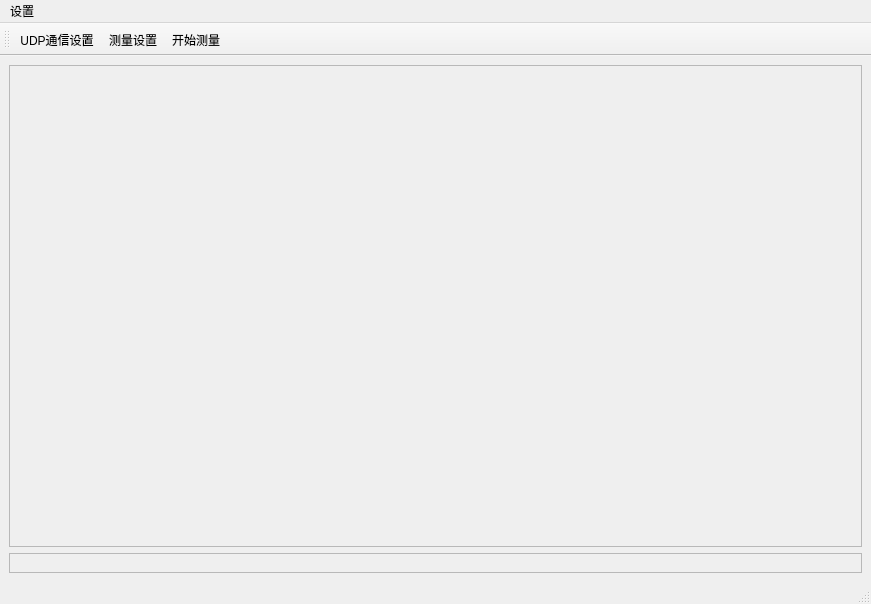
ChunHui-Li524/plotting, file src/app/main_window/view/ui/MyMainWindow.ui: the form before one commit.
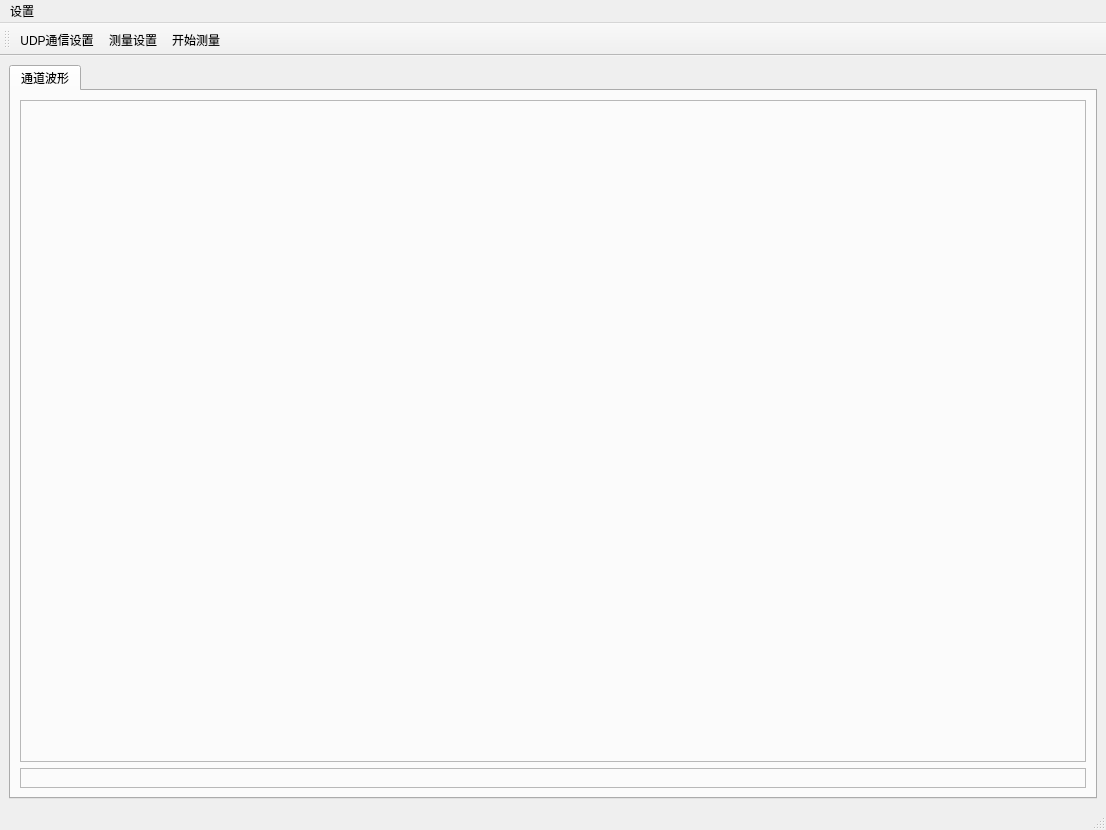
The form after the commit. Icons and pictures are not drawn.

```diff
--- a/src/app/main_window/view/ui/MyMainWindow.ui
+++ b/src/app/main_window/view/ui/MyMainWindow.ui
@@ -6,8 +6,8 @@
    <rect>
     <x>0</x>
     <y>0</y>
-    <width>871</width>
-    <height>604</height>
+    <width>1106</width>
+    <height>830</height>
    </rect>
   </property>
   <property name="windowTitle">
@@ -16,6 +16,16 @@
   <widget class="QWidget" name="centralwidget">
    <layout class="QGridLayout" name="gridLayout_3">
     <item row="0" column="0">
+     <widget class="QTabWidget" name="tabWidget">
+      <property name="currentIndex">
+       <number>0</number>
+      </property>
+      <widget class="QWidget" name="tab">
+       <attribute name="title">
+        <string>通道波形</string>
+       </attribute>
+       <layout class="QGridLayout" name="gridLayout_2">
+        <item row="0" column="0">
      <widget class="QFrame" name="framePlotGroup">
       <property name="sizePolicy">
        <sizepolicy hsizetype="Preferred" vsizetype="Expanding">
@@ -32,7 +42,7 @@
       <layout class="QGridLayout" name="gridLayout"/>
      </widget>
     </item>
-    <item row="2" column="0">
+        <item row="1" column="0">
      <widget class="QFrame" name="frameMeasure">
       <property name="frameShape">
        <enum>QFrame::StyledPanel</enum>
@@ -45,12 +55,16 @@
     </item>
    </layout>
   </widget>
+     </widget>
+    </item>
+   </layout>
+  </widget>
   <widget class="QMenuBar" name="menubar">
    <property name="geometry">
     <rect>
      <x>0</x>
      <y>0</y>
-     <width>871</width>
+     <width>1106</width>
      <height>22</height>
     </rect>
    </property>
```
Left out of the diff: 8 changed lines with no effect on the pictures. Lines whose indentation alone changed are shown as unchanged.
